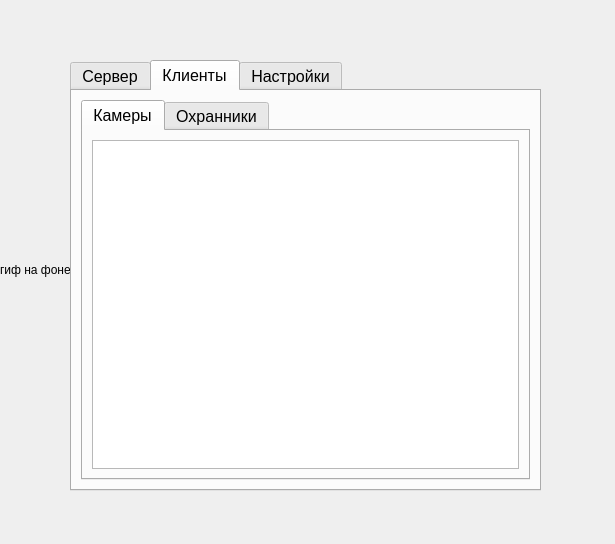
Above: Server/disignerFiles/mainWindowGui.ui from Nisitka/warehouse-security before the change. Below: the same form after it.
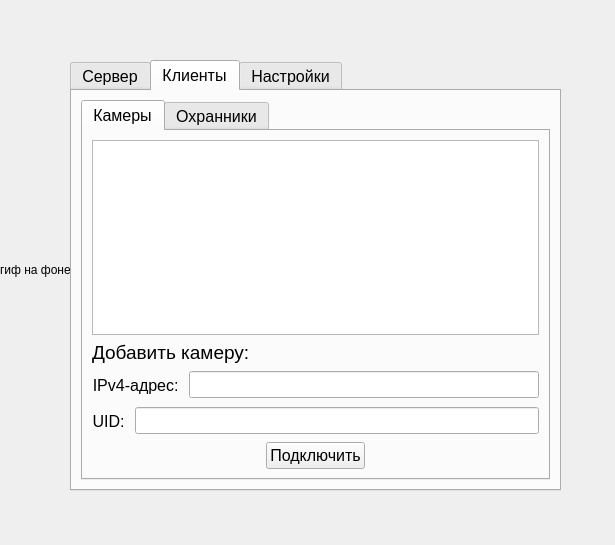
That is the form after the change. The open tabs and pages were chosen to show the change.

The edit to the form file:
```diff
--- a/Server/disignerFiles/mainWindowGui.ui
+++ b/Server/disignerFiles/mainWindowGui.ui
@@ -7,7 +7,7 @@
     <x>0</x>
     <y>0</y>
     <width>615</width>
-    <height>544</height>
+    <height>545</height>
    </rect>
   </property>
   <property name="windowTitle">
@@ -18,7 +18,7 @@
     <rect>
      <x>70</x>
      <y>60</y>
-     <width>471</width>
+     <width>491</width>
      <height>431</height>
     </rect>
    </property>
@@ -429,6 +429,135 @@
            </property>
           </widget>
          </item>
+         <item>
+          <layout class="QHBoxLayout" name="horizontalLayout_9">
+           <item>
+            <widget class="QLabel" name="addCamerasLabel">
+             <property name="font">
+              <font>
+               <pointsize>14</pointsize>
+              </font>
+             </property>
+             <property name="text">
+              <string>Добавить камеру:</string>
+             </property>
+            </widget>
+           </item>
+           <item>
+            <spacer name="horizontalSpacer">
+             <property name="orientation">
+              <enum>Qt::Horizontal</enum>
+             </property>
+             <property name="sizeHint" stdset="0">
+              <size>
+               <width>40</width>
+               <height>20</height>
+              </size>
+             </property>
+            </spacer>
+           </item>
+          </layout>
+         </item>
+         <item>
+          <layout class="QHBoxLayout" name="horizontalLayout_7">
+           <item>
+            <widget class="QLabel" name="addressCameraLabel">
+             <property name="minimumSize">
+              <size>
+               <width>0</width>
+               <height>30</height>
+              </size>
+             </property>
+             <property name="font">
+              <font>
+               <pointsize>12</pointsize>
+              </font>
+             </property>
+             <property name="text">
+              <string>IPv4-адрес: </string>
+             </property>
+             <property name="alignment">
+              <set>Qt::AlignRight|Qt::AlignTrailing|Qt::AlignVCenter</set>
+             </property>
+            </widget>
+           </item>
+           <item>
+            <widget class="QLineEdit" name="addressCamerasLineEdit"/>
+           </item>
+          </layout>
+         </item>
+         <item>
+          <layout class="QHBoxLayout" name="horizontalLayout_8">
+           <item>
+            <widget class="QLabel" name="loginCameraLabel">
+             <property name="minimumSize">
+              <size>
+               <width>0</width>
+               <height>30</height>
+              </size>
+             </property>
+             <property name="font">
+              <font>
+               <pointsize>12</pointsize>
+              </font>
+             </property>
+             <property name="text">
+              <string>UID: </string>
+             </property>
+             <property name="alignment">
+              <set>Qt::AlignRight|Qt::AlignTrailing|Qt::AlignVCenter</set>
+             </property>
+            </widget>
+           </item>
+           <item>
+            <widget class="QLineEdit" name="loginCamerasLineEdit">
+             <property name="maximumSize">
+              <size>
+               <width>99999</width>
+               <height>16777215</height>
+              </size>
+             </property>
+            </widget>
+           </item>
+          </layout>
+         </item>
+         <item>
+          <layout class="QHBoxLayout" name="horizontalLayout_10">
+           <item>
+            <spacer name="horizontalSpacer_9">
+             <property name="orientation">
+              <enum>Qt::Horizontal</enum>
+             </property>
+             <property name="sizeHint" stdset="0">
+              <size>
+               <width>40</width>
+               <height>20</height>
+              </size>
+             </property>
+            </spacer>
+           </item>
+           <item>
+            <widget class="QPushButton" name="addCameraButton">
+             <property name="text">
+              <string>Подключить</string>
+             </property>
+            </widget>
+           </item>
+           <item>
+            <spacer name="horizontalSpacer_10">
+             <property name="orientation">
+              <enum>Qt::Horizontal</enum>
+             </property>
+             <property name="sizeHint" stdset="0">
+              <size>
+               <width>40</width>
+               <height>20</height>
+              </size>
+             </property>
+            </spacer>
+           </item>
+          </layout>
+         </item>
         </layout>
        </widget>
        <widget class="QWidget" name="guardTab">
```
Left out of the diff: 12 changed lines with no effect on the pictures.
